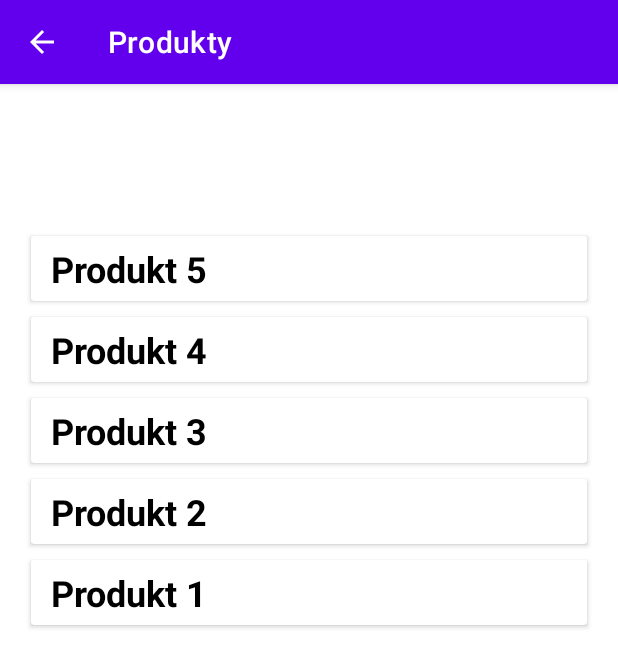
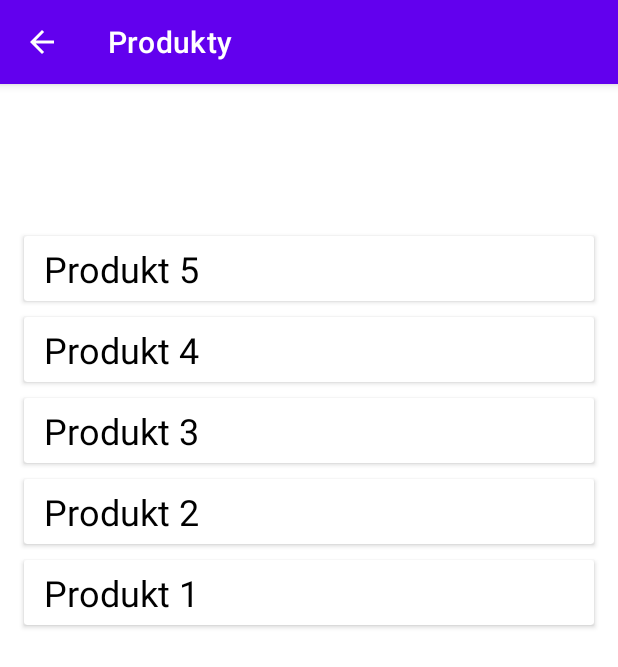
Before and after one commit to Evaluation-PWSZ/Evaluation-of-product-characteristics, an Android app: the PartsOpen screen opened directly, with no data from a screen before it, on a phone screen of 412 x 824 dp. Shown: the top 667 px of the screen. Run offline under Robolectric (Android 15) with nearby library versions, the phone set to English and light mode, and no system bars; network calls fail.

```diff
--- a/app/src/main/res/layout/activity_parts.xml
+++ b/app/src/main/res/layout/activity_parts.xml
@@ -21,10 +21,10 @@
 
     <TextView
         android:id="@+id/listDescription"
-        android:layout_width="wrap_content"
+        android:layout_width="match_parent"
         android:layout_height="wrap_content"
-        android:layout_marginStart="25dp"
-        android:layout_marginLeft="25dp"
+        android:layout_marginStart="15dp"
+        android:layout_marginLeft="15dp"
         android:layout_marginTop="8dp"
         android:text="TextView"
         android:textSize="18sp"
@@ -35,11 +35,11 @@
         android:id="@+id/viewGroup"
         android:layout_width="match_parent"
         android:layout_height="0dp"
-        android:layout_marginStart="10dp"
-        android:layout_marginLeft="10dp"
+        android:layout_marginStart="5dp"
+        android:layout_marginLeft="5dp"
         android:layout_marginTop="20dp"
-        android:layout_marginEnd="10dp"
-        android:layout_marginRight="10dp"
+        android:layout_marginEnd="5dp"
+        android:layout_marginRight="5dp"
         android:padding="5dp"
         app:layout_constraintBottom_toBottomOf="parent"
         app:layout_constraintEnd_toEndOf="parent"
--- a/app/src/main/res/layout/parts_item.xml
+++ b/app/src/main/res/layout/parts_item.xml
@@ -27,8 +27,7 @@
             android:paddingLeft="10dp"
             android:paddingRight="10dp"
             android:textColor="@android:color/black"
-            android:textSize="24sp"
-            android:textStyle="bold" />
+            android:textSize="24sp" />
 
     </RelativeLayout>
 
```
Also changed, not shown: app/src/main/java/pl/memstacja/bottomnavigation/ui/dashboard/DashboardAdapter.kt (+14 -12 lines), app/src/main/res/layout/item_element.xml (+4 -3 lines).
